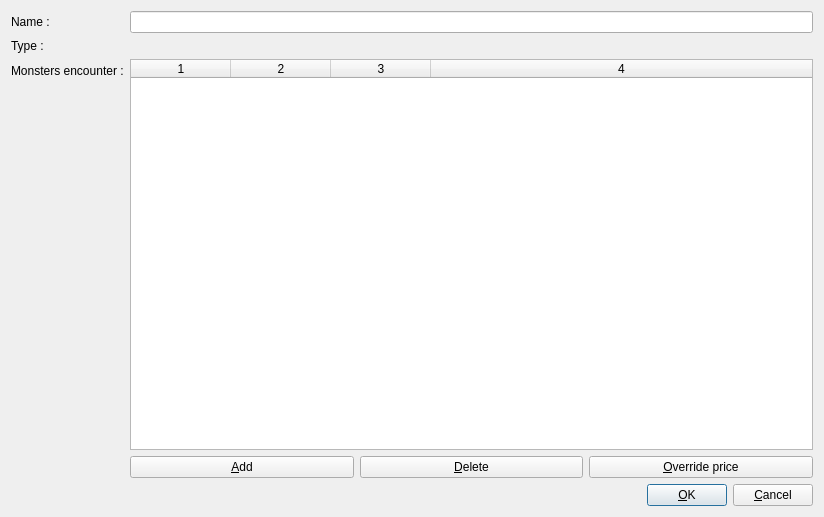
The window that mapEditor/src/editMerchantInventoryForm.ui (jeremydumais/TheWarrior) describes before a commit, drawn with Qt 5.
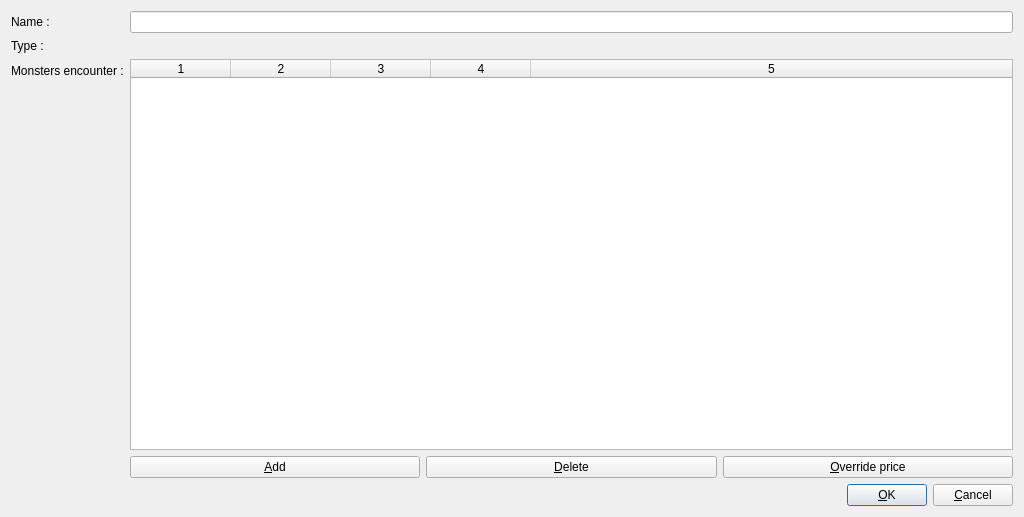
The same window after the commit. Icons and pictures are not drawn.

Commit message: feat: Completed the MerchantInventory forms in the MapEditor

```diff
--- a/mapEditor/src/editMerchantInventoryForm.ui
+++ b/mapEditor/src/editMerchantInventoryForm.ui
@@ -6,7 +6,7 @@
    <rect>
     <x>0</x>
     <y>0</y>
-    <width>824</width>
+    <width>1024</width>
     <height>517</height>
    </rect>
   </property>
@@ -56,7 +56,7 @@
        <item>
         <widget class="QLabel" name="labelInventoryTypeValue">
          <property name="text">
-          <string>    </string>
+          <string/>
          </property>
         </widget>
        </item>
@@ -76,7 +76,7 @@
           <enum>QAbstractItemView::SelectRows</enum>
          </property>
          <property name="columnCount">
-          <number>4</number>
+          <number>5</number>
          </property>
          <attribute name="horizontalHeaderStretchLastSection">
           <bool>true</bool>
@@ -88,6 +88,7 @@
          <column/>
          <column/>
          <column/>
+         <column/>
         </widget>
        </item>
        <item>
```
The commit also changes 32 other files.
